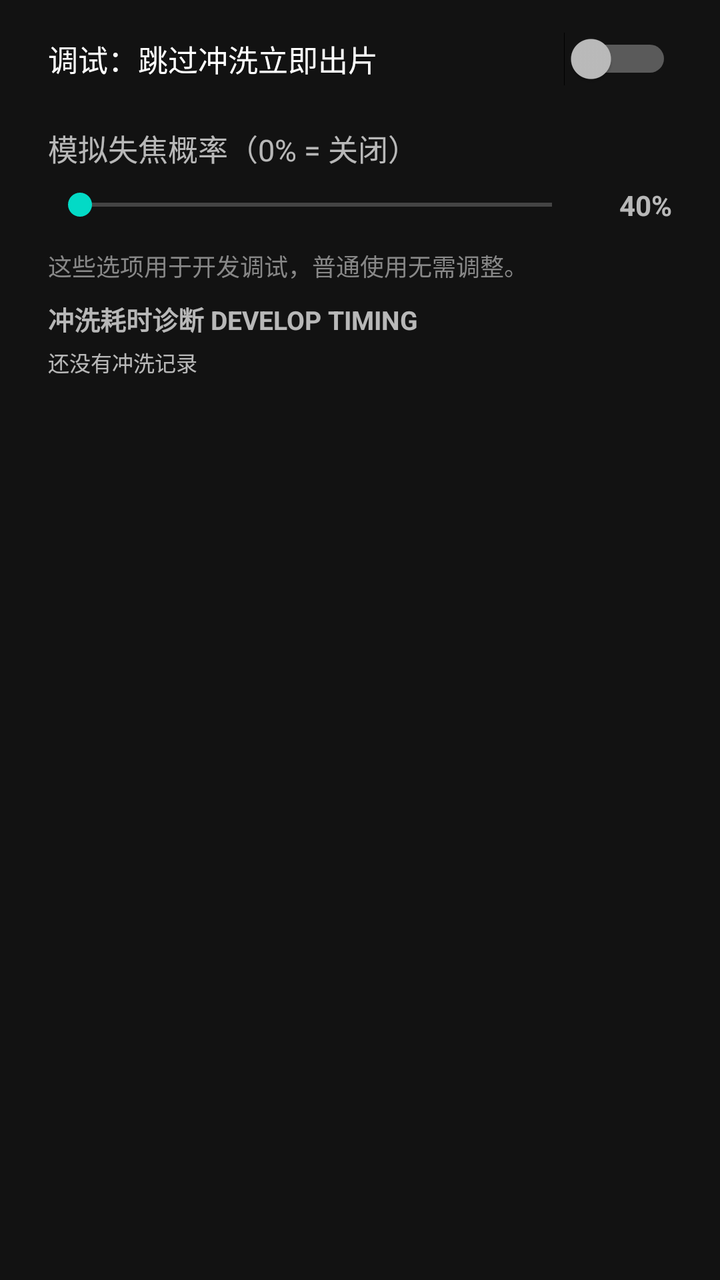
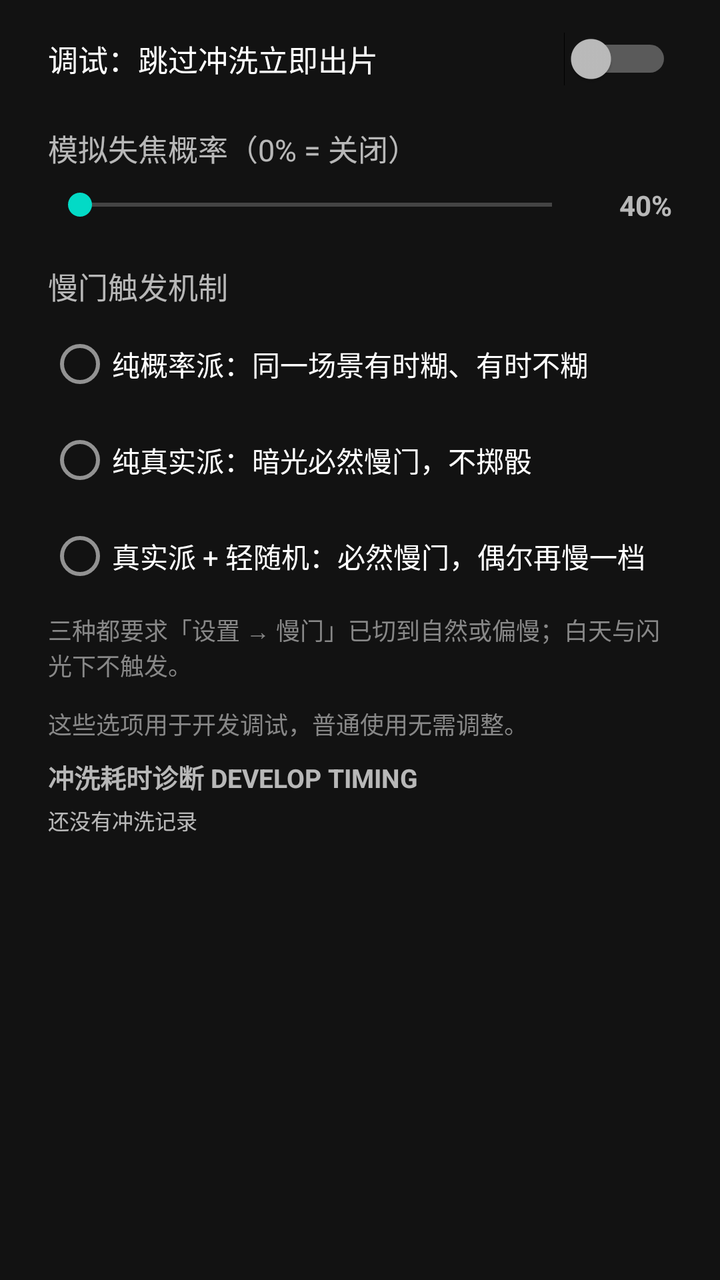

The first picture is an Android layout as it rendered before a commit; the second is the same layout after the commit. The layout source and the unified diff follow.
<!-- AndroidManifest.xml: application theme Theme.FilmCam -->
<!-- res/layout/dialog_hidden_settings.xml -->
<?xml version="1.0" encoding="utf-8"?>
<LinearLayout xmlns:android="http://schemas.android.com/apk/res/android"
    android:layout_width="match_parent"
    android:layout_height="wrap_content"
    android:orientation="vertical"
    android:paddingStart="24dp"
    android:paddingEnd="24dp"
    android:paddingTop="16dp">

    <Switch
        android:id="@+id/swSkipDevelop"
        android:layout_width="match_parent"
        android:layout_height="wrap_content"
        android:text="@string/main_debug_skip_develop"
        android:textSize="15sp" />

    <TextView
        android:layout_width="match_parent"
        android:layout_height="wrap_content"
        android:layout_marginTop="20dp"
        android:text="@string/main_debug_softfocus_prob"
        android:textSize="15sp" />

    <LinearLayout
        android:layout_width="match_parent"
        android:layout_height="wrap_content"
        android:orientation="horizontal"
        android:gravity="center_vertical"
        android:layout_marginTop="8dp">

        <SeekBar
            android:id="@+id/sbSoftFocusProb"
            android:layout_width="0dp"
            android:layout_height="wrap_content"
            android:layout_weight="1" />

        <TextView
            android:id="@+id/tvSoftFocusProb"
            android:layout_width="44dp"
            android:layout_height="wrap_content"
            android:gravity="end"
            android:text="40%"
            android:textSize="14sp"
            android:textStyle="bold" />
    </LinearLayout>

    <TextView
        android:layout_width="match_parent"
        android:layout_height="wrap_content"
        android:layout_marginTop="12dp"
        android:layout_marginBottom="8dp"
        android:text="@string/main_debug_note"
        android:textColor="#888"
        android:textSize="12sp" />

    
    <TextView
        android:layout_width="match_parent"
        android:layout_height="wrap_content"
        android:layout_marginBottom="4dp"
        android:text="@string/hidden_diag_title"
        android:textStyle="bold"
        android:textSize="13sp" />

    <TextView
        android:id="@+id/tvDiag"
        android:layout_width="match_parent"
        android:layout_height="wrap_content"
        android:layout_marginBottom="10dp"
        android:fontFamily="monospace"
        android:text="@string/hidden_diag_none"
        android:textSize="10.5sp" />
</LinearLayout>
<!-- resources referenced by this layout -->
<resources>
  <string name="hidden_diag_none">还没有冲洗记录</string>
  <string name="hidden_diag_title">冲洗耗时诊断 DEVELOP TIMING</string>
  <string name="main_debug_note">这些选项用于开发调试，普通使用无需调整。</string>
  <string name="main_debug_skip_develop">调试：跳过冲洗立即出片</string>
  <string name="main_debug_softfocus_prob">模拟失焦概率（0% = 关闭）</string>
  <style name="Theme.FilmCam" parent="Theme.MaterialComponents.NoActionBar">
          <item name="android:statusBarColor">#000000</item>
          <item name="android:navigationBarColor">#000000</item>
      </style>
</resources>

<!-- the commit's change to res/layout/dialog_hidden_settings.xml (unified diff, before → after) -->
@@ -47,6 +47,51 @@
     <TextView
         android:layout_width="match_parent"
         android:layout_height="wrap_content"
+        android:layout_marginTop="20dp"
+        android:text="@string/hidden_slow_trigger"
+        android:textSize="15sp" />
+
+    
+    <RadioGroup
+        android:id="@+id/rgSlowTrigger"
+        android:layout_width="match_parent"
+        android:layout_height="wrap_content"
+        android:layout_marginTop="4dp"
+        android:orientation="vertical">
+
+        <RadioButton
+            android:id="@+id/rbSlowProb"
+            android:layout_width="match_parent"
+            android:layout_height="wrap_content"
+            android:text="@string/hidden_slow_prob"
+            android:textSize="14sp" />
+
+        <RadioButton
+            android:id="@+id/rbSlowReal"
+            android:layout_width="match_parent"
+            android:layout_height="wrap_content"
+            android:text="@string/hidden_slow_real"
+            android:textSize="14sp" />
+
+        <RadioButton
+            android:id="@+id/rbSlowMix"
+            android:layout_width="match_parent"
+            android:layout_height="wrap_content"
+            android:text="@string/hidden_slow_mix"
+            android:textSize="14sp" />
+    </RadioGroup>
+
+    <TextView
+        android:layout_width="match_parent"
+        android:layout_height="wrap_content"
+        android:layout_marginTop="4dp"
+        android:text="@string/hidden_slow_note"
+        android:textColor="#888"
+        android:textSize="12sp" />
+
+    <TextView
+        android:layout_width="match_parent"
+        android:layout_height="wrap_content"
         android:layout_marginTop="12dp"
         android:layout_marginBottom="8dp"
         android:text="@string/main_debug_note"
<!-- resource entries referenced after the edit -->
@@ -2,6 +2,11 @@
 <resources>
   <string name="hidden_diag_none">还没有冲洗记录</string>
   <string name="hidden_diag_title">冲洗耗时诊断 DEVELOP TIMING</string>
+  <string name="hidden_slow_mix">真实派 + 轻随机：必然慢门，偶尔再慢一档</string>
+  <string name="hidden_slow_note">三种都要求「设置 → 慢门」已切到自然或偏慢；白天与闪光下不触发。</string>
+  <string name="hidden_slow_prob">纯概率派：同一场景有时糊、有时不糊</string>
+  <string name="hidden_slow_real">纯真实派：暗光必然慢门，不掷骰</string>
+  <string name="hidden_slow_trigger">慢门触发机制</string>
   <string name="main_debug_note">这些选项用于开发调试，普通使用无需调整。</string>
   <string name="main_debug_skip_develop">调试：跳过冲洗立即出片</string>
   <string name="main_debug_softfocus_prob">模拟失焦概率（0% = 关闭）</string>
